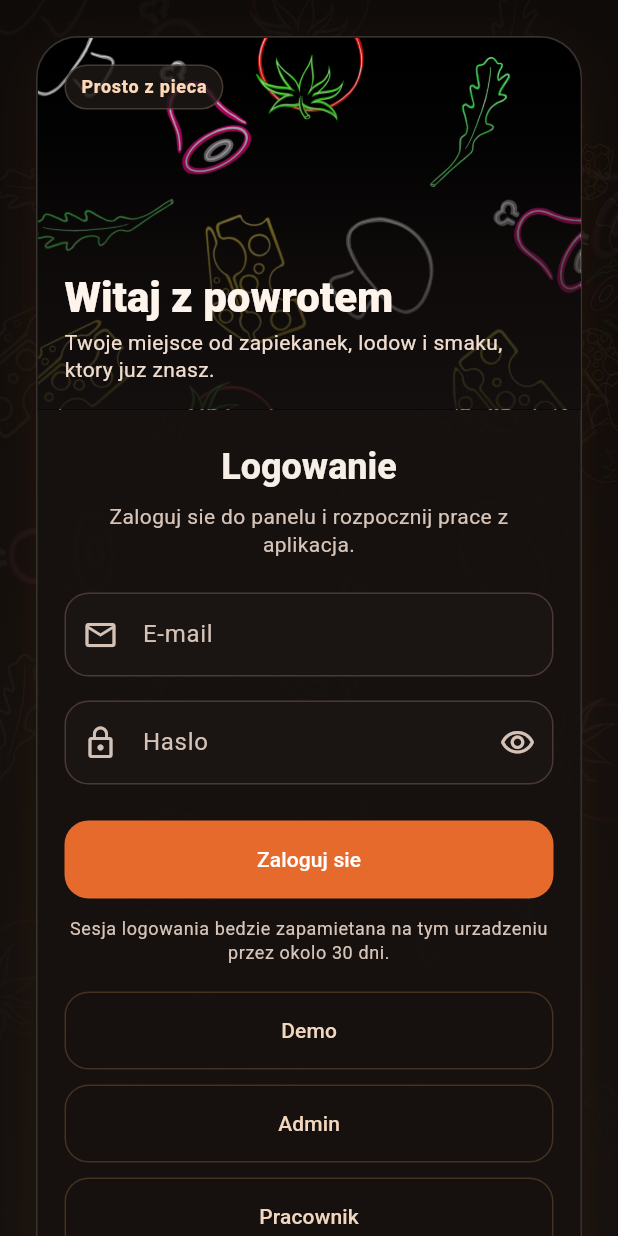
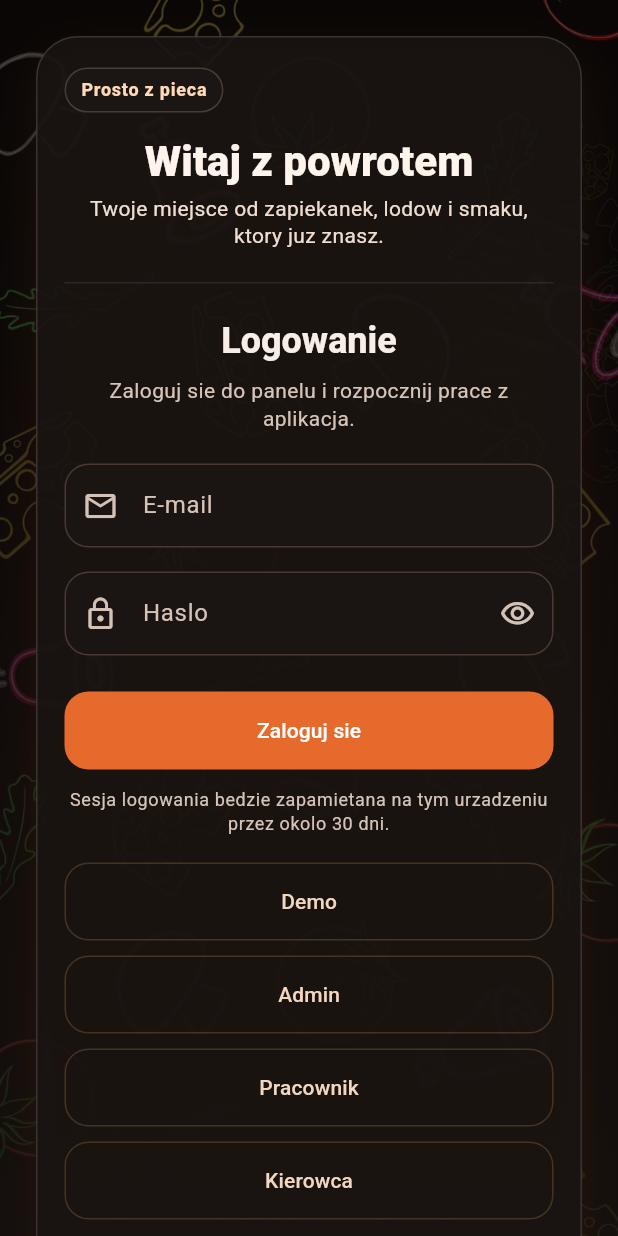
Before and after one commit to dgitds2137/ZapieAppka, a Flutter app: the screen it shows after launch, on a phone screen of 412 x 824 dp. Run offline on Flutter 3.47's test engine with Material 3 defaults, Android fonts, the phone set to English and light mode, and no system bars; our stand-ins replace shared_preferences; missing offline and left inert: dart:html.

Commit message:
Use brand banner as login background

```diff
--- a/zapieapp/lib/features/auth/login_screen.dart
+++ b/zapieapp/lib/features/auth/login_screen.dart
@@ -16,8 +16,6 @@ class LoginScreen extends StatefulWidget {
 }
 
 class _LoginScreenState extends State<LoginScreen> {
-  static const _backgroundAsset =
-      'assets/images/background_big_ingredients_darker.png';
   static const _heroAsset =
       'assets/images/BrancMadeImages/bannerVertical.png';
   static const _watermarkAsset =
@@ -170,23 +168,23 @@ class _LoginScreenState extends State<LoginScreen> {
     final theme = Theme.of(context);
     final media = MediaQuery.of(context);
     final compact = media.size.width < 420;
-    final heroHeight = compact ? 248.0 : 292.0;
 
     return Scaffold(
       body: Container(
         decoration: const BoxDecoration(
           image: DecorationImage(
-            image: AssetImage(_backgroundAsset),
+            image: AssetImage(_heroAsset),
             fit: BoxFit.cover,
+            alignment: Alignment(0, -0.78),
           ),
         ),
         child: DecoratedBox(
           decoration: BoxDecoration(
             gradient: LinearGradient(
               colors: [
-                const Color(0xE6100C0A),
-                const Color(0xD916100E),
-                theme.colorScheme.surface,
+                const Color(0xC20C0807),
+                const Color(0xDA120C0B),
+                const Color(0xF015100E),
               ],
               begin: Alignment.topCenter,
               end: Alignment.bottomCenter,
@@ -219,7 +217,7 @@ class _LoginScreenState extends State<LoginScreen> {
                       constraints: const BoxConstraints(maxWidth: 460),
                       child: Container(
                         decoration: BoxDecoration(
-                          color: const Color(0xED15110F),
+                          color: const Color(0xE9181311),
                           borderRadius: BorderRadius.circular(28),
                           border: Border.all(color: const Color(0x24FFFFFF)),
                           boxShadow: const [
@@ -243,106 +241,10 @@ class _LoginScreenState extends State<LoginScreen> {
                               crossAxisAlignment: CrossAxisAlignment.stretch,
                               mainAxisSize: MainAxisSize.min,
                               children: [
-                                SizedBox(
-                                  height: heroHeight,
-                                  child: Stack(
-                                    fit: StackFit.expand,
-                                    children: [
-                                      Image.asset(
-                                        _heroAsset,
-                                        fit: BoxFit.cover,
-                                        alignment: const Alignment(0, -0.78),
-                                      ),
-                                      const DecoratedBox(
-                                        decoration: BoxDecoration(
-                                          gradient: LinearGradient(
-                                            colors: [
-                                              Color(0x26000000),
-                                              Color(0xB3120E0D),
-                                              Color(0xF014100F),
-                                            ],
-                                            begin: Alignment.topCenter,
-                                            end: Alignment.bottomCenter,
-                                            stops: [0, 0.58, 1],
-                                          ),
-                                        ),
-                                      ),
-                                      Padding(
-                                        padding: const EdgeInsets.fromLTRB(
-                                          18,
-                                          18,
-                                          18,
-                                          18,
-                                        ),
-                                        child: Column(
-                                          crossAxisAlignment:
-                                              CrossAxisAlignment.start,
-                                          children: [
-                                            Container(
-                                              padding:
-                                                  const EdgeInsets.symmetric(
-                                                horizontal: 10,
-                                                vertical: 6,
-                                              ),
-                                              decoration: BoxDecoration(
-                                                color: const Color(0xD91C1715),
-                                                borderRadius:
-                                                    BorderRadius.circular(999),
-                                                border: Border.all(
-                                                  color: const Color(
-                                                    0x33FFD7B1,
-                                                  ),
-                                                ),
-                                              ),
-                                              child: Text(
-                                                'Prosto z pieca',
-                                                style: theme
-                                                    .textTheme.labelMedium
-                                                    ?.copyWith(
-                                                      color: const Color(
-                                                        0xFFFFD8B7,
-                                                      ),
-                                                      fontWeight:
-                                                          FontWeight.w800,
-                                                    ),
-                                              ),
-                                            ),
-                                            const Spacer(),
-                                            Text(
-                                              'Witaj z powrotem',
-                                              style: theme
-                                                  .textTheme.headlineMedium
-                                                  ?.copyWith(
-                                                    color: const Color(
-                                                      0xFFFFF4EC,
-                                                    ),
-                                                    fontWeight:
-                                                        FontWeight.w900,
-                                                    height: 1.02,
-                                                  ),
-                                            ),
-                                            const SizedBox(height: 6),
-                                            Text(
-                                              'Twoje miejsce od zapiekanek, lodow i smaku, ktory juz znasz.',
-                                              style: theme
-                                                  .textTheme.bodyMedium
-                                                  ?.copyWith(
-                                                    color: const Color(
-                                                      0xFFF0DDD0,
-                                                    ),
-                                                    height: 1.3,
-                                                  ),
-                                            ),
-                                          ],
-                                        ),
-                                      ),
-                                    ],
-                                  ),
-                                ),
                                 Padding(
                                   padding: EdgeInsets.fromLTRB(
                                     compact ? 18 : 24,
-                                    22,
+                                    20,
                                     compact ? 18 : 24,
                                     24,
                                   ),
@@ -350,6 +252,58 @@ class _LoginScreenState extends State<LoginScreen> {
                                     crossAxisAlignment:
                                         CrossAxisAlignment.stretch,
                                     children: [
+                                      Align(
+                                        alignment: Alignment.centerLeft,
+                                        child: Container(
+                                          padding: const EdgeInsets.symmetric(
+                                            horizontal: 10,
+                                            vertical: 6,
+                                          ),
+                                          decoration: BoxDecoration(
+                                            color: const Color(0xCC1C1715),
+                                            borderRadius:
+                                                BorderRadius.circular(999),
+                                            border: Border.all(
+                                              color: const Color(0x33FFD7B1),
+                                            ),
+                                          ),
+                                          child: Text(
+                                            'Prosto z pieca',
+                                            style: theme.textTheme.labelMedium
+                                                ?.copyWith(
+                                              color: const Color(0xFFFFD8B7),
+                                              fontWeight: FontWeight.w800,
+                                            ),
+                                          ),
+                                        ),
+                                      ),
+                                      const SizedBox(height: 18),
+                                      Text(
+                                        'Witaj z powrotem',
+                                        textAlign: TextAlign.center,
+                                        style: theme.textTheme.headlineMedium
+                                            ?.copyWith(
+                                          color: const Color(0xFFFFF4EC),
+                                          fontWeight: FontWeight.w900,
+                                          height: 1.02,
+                                        ),
+                                      ),
+                                      const SizedBox(height: 8),
+                                      Text(
+                                        'Twoje miejsce od zapiekanek, lodow i smaku, ktory juz znasz.',
+                                        textAlign: TextAlign.center,
+                                        style:
+                                            theme.textTheme.bodyMedium?.copyWith(
+                                          color: const Color(0xFFF0DDD0),
+                                          height: 1.3,
+                                        ),
+                                      ),
+                                      const SizedBox(height: 22),
+                                      Container(
+                                        height: 1,
+                                        color: const Color(0x16FFFFFF),
+                                      ),
+                                      const SizedBox(height: 22),
                                       Text(
                                         'Logowanie',
                                         textAlign: TextAlign.center,
@@ -369,7 +323,7 @@ class _LoginScreenState extends State<LoginScreen> {
                                           height: 1.35,
                                         ),
                                       ),
-                                      const SizedBox(height: 22),
+                                      const SizedBox(height: 20),
                                       TextFormField(
                                         controller: emailController,
                                         keyboardType:
```
